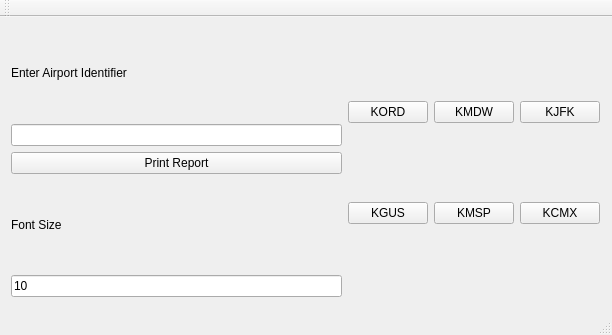
The window that mainwindow.ui (loansindi/metar-printer) describes before a commit, drawn with Qt 5.
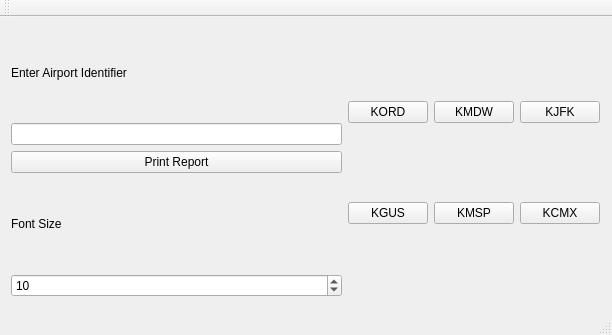
The same window after the commit.

The edit to the form file:
```diff
--- a/mainwindow.ui
+++ b/mainwindow.ui
@@ -51,9 +51,18 @@
         </widget>
        </item>
        <item>
-        <widget class="QLineEdit" name="fontSize">
-         <property name="text">
-          <string>10</string>
+        <widget class="QDoubleSpinBox" name="fontSize">
+         <property name="decimals">
+          <number>0</number>
+         </property>
+         <property name="minimum">
+          <double>6.000000000000000</double>
+         </property>
+         <property name="maximum">
+          <double>20.000000000000000</double>
+         </property>
+         <property name="value">
+          <double>10.000000000000000</double>
          </property>
         </widget>
        </item>
```
